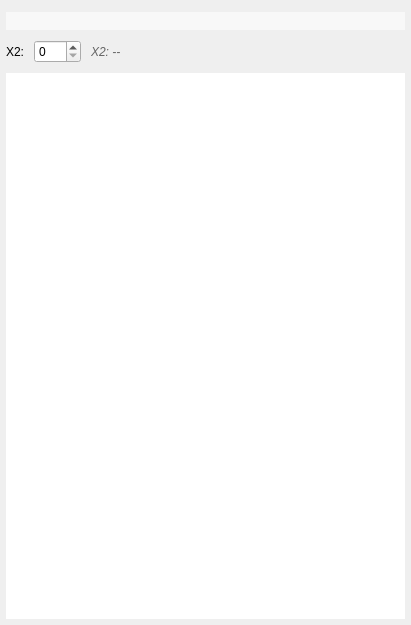
This is src/mdaviz/resources/mda_file_table_view.ui in BCDA-APS/mdaviz as Qt 5 draws it before an edit. The edited form follows.
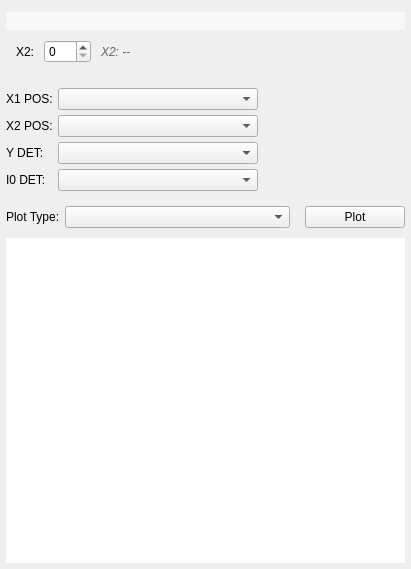
This is the edited form.

Commit message:
feat: Add Y DET selection controls to 2D mode UI
- Add yDetControls widget with form layout for 2D plotting
- Include X1 POS, X2 POS, Y DET, I0 DET comboboxes
- Add Plot Type selector and Plot button
- Use QFormLayout for clean, aligned interface
- Controls are hidden by default and will be shown in 2D mode

The new controls provide comprehensive 2D plotting configuration:
- Positioner selection for X1 and X2 axes
- Detector selection for Y data and I0 normalization
- Plot type selection (Heatmap/Contour)
- Manual plot triggering button

Patch:
```diff
--- a/src/mdaviz/resources/mda_file_table_view.ui
+++ b/src/mdaviz/resources/mda_file_table_view.ui
@@ -7,7 +7,7 @@
     <x>0</x>
     <y>0</y>
     <width>411</width>
-    <height>625</height>
+    <height>569</height>
    </rect>
   </property>
   <property name="windowTitle">
@@ -68,6 +68,22 @@
       <property name="bottomMargin">
        <number>5</number>
       </property>
+      <item>
+       <spacer name="horizontalSpacer_2">
+        <property name="orientation">
+         <enum>Qt::Horizontal</enum>
+        </property>
+        <property name="sizeType">
+         <enum>QSizePolicy::Fixed</enum>
+        </property>
+        <property name="sizeHint" stdset="0">
+         <size>
+          <width>10</width>
+          <height>20</height>
+         </size>
+        </property>
+       </spacer>
+      </item>
       <item>
        <widget class="QLabel" name="x2Label">
         <property name="text">
@@ -117,6 +133,218 @@
      </layout>
     </widget>
    </item>
+   <item>
+    <widget class="QWidget" name="yDetControls" native="true">
+     <property name="visible">
+      <bool>false</bool>
+     </property>
+     <layout class="QVBoxLayout" name="verticalLayout_2">
+      <property name="spacing">
+       <number>5</number>
+      </property>
+      <property name="leftMargin">
+       <number>0</number>
+      </property>
+      <property name="topMargin">
+       <number>5</number>
+      </property>
+      <property name="rightMargin">
+       <number>0</number>
+      </property>
+      <property name="bottomMargin">
+       <number>5</number>
+      </property>
+      <item>
+       <layout class="QFormLayout" name="formLayout">
+        <property name="topMargin">
+         <number>10</number>
+        </property>
+        <property name="bottomMargin">
+         <number>10</number>
+        </property>
+        <item row="0" column="0">
+         <widget class="QLabel" name="x1Label">
+          <property name="sizePolicy">
+           <sizepolicy hsizetype="Fixed" vsizetype="Preferred">
+            <horstretch>0</horstretch>
+            <verstretch>0</verstretch>
+           </sizepolicy>
+          </property>
+          <property name="text">
+           <string>X1 POS:</string>
+          </property>
+         </widget>
+        </item>
+        <item row="0" column="1">
+         <widget class="QComboBox" name="x1ComboBox">
+          <property name="sizePolicy">
+           <sizepolicy hsizetype="Fixed" vsizetype="Fixed">
+            <horstretch>0</horstretch>
+            <verstretch>0</verstretch>
+           </sizepolicy>
+          </property>
+          <property name="minimumSize">
+           <size>
+            <width>200</width>
+            <height>0</height>
+           </size>
+          </property>
+         </widget>
+        </item>
+        <item row="1" column="0">
+         <widget class="QLabel" name="x2Label">
+          <property name="sizePolicy">
+           <sizepolicy hsizetype="Fixed" vsizetype="Preferred">
+            <horstretch>0</horstretch>
+            <verstretch>0</verstretch>
+           </sizepolicy>
+          </property>
+          <property name="text">
+           <string>X2 POS:</string>
+          </property>
+         </widget>
+        </item>
+        <item row="1" column="1">
+         <widget class="QComboBox" name="x2ComboBox">
+          <property name="sizePolicy">
+           <sizepolicy hsizetype="Fixed" vsizetype="Fixed">
+            <horstretch>0</horstretch>
+            <verstretch>0</verstretch>
+           </sizepolicy>
+          </property>
+          <property name="minimumSize">
+           <size>
+            <width>200</width>
+            <height>0</height>
+           </size>
+          </property>
+         </widget>
+        </item>
+        <item row="2" column="0">
+         <widget class="QLabel" name="yDetLabel">
+          <property name="sizePolicy">
+           <sizepolicy hsizetype="Fixed" vsizetype="Preferred">
+            <horstretch>0</horstretch>
+            <verstretch>0</verstretch>
+           </sizepolicy>
+          </property>
+          <property name="text">
+           <string>Y DET:</string>
+          </property>
+         </widget>
+        </item>
+        <item row="2" column="1">
+         <widget class="QComboBox" name="yDetComboBox">
+          <property name="sizePolicy">
+           <sizepolicy hsizetype="Fixed" vsizetype="Fixed">
+            <horstretch>0</horstretch>
+            <verstretch>0</verstretch>
+           </sizepolicy>
+          </property>
+          <property name="minimumSize">
+           <size>
+            <width>200</width>
+            <height>0</height>
+           </size>
+          </property>
+         </widget>
+        </item>
+        <item row="3" column="0">
+         <widget class="QLabel" name="i0Label">
+          <property name="sizePolicy">
+           <sizepolicy hsizetype="Fixed" vsizetype="Preferred">
+            <horstretch>0</horstretch>
+            <verstretch>0</verstretch>
+           </sizepolicy>
+          </property>
+          <property name="text">
+           <string>I0 DET:</string>
+          </property>
+         </widget>
+        </item>
+        <item row="3" column="1">
+         <widget class="QComboBox" name="i0ComboBox">
+          <property name="sizePolicy">
+           <sizepolicy hsizetype="Fixed" vsizetype="Fixed">
+            <horstretch>0</horstretch>
+            <verstretch>0</verstretch>
+           </sizepolicy>
+          </property>
+          <property name="minimumSize">
+           <size>
+            <width>200</width>
+            <height>0</height>
+           </size>
+          </property>
+         </widget>
+        </item>
+       </layout>
+      </item>
+      <item>
+       <layout class="QHBoxLayout" name="plotControlsLayout">
+        <item>
+         <widget class="QLabel" name="plotTypeLabel">
+          <property name="sizePolicy">
+           <sizepolicy hsizetype="Fixed" vsizetype="Preferred">
+            <horstretch>0</horstretch>
+            <verstretch>0</verstretch>
+           </sizepolicy>
+          </property>
+          <property name="text">
+           <string>Plot Type:</string>
+          </property>
+         </widget>
+        </item>
+        <item>
+         <widget class="QComboBox" name="plotTypeComboBox">
+          <property name="minimumSize">
+           <size>
+            <width>100</width>
+            <height>0</height>
+           </size>
+          </property>
+         </widget>
+        </item>
+        <item>
+         <spacer name="horizontalSpacer_3">
+          <property name="orientation">
+           <enum>Qt::Horizontal</enum>
+          </property>
+          <property name="sizeType">
+           <enum>QSizePolicy::Fixed</enum>
+          </property>
+          <property name="sizeHint" stdset="0">
+           <size>
+            <width>10</width>
+            <height>20</height>
+           </size>
+          </property>
+         </spacer>
+        </item>
+        <item>
+         <widget class="QPushButton" name="plotButton">
+          <property name="sizePolicy">
+           <sizepolicy hsizetype="Fixed" vsizetype="Fixed">
+            <horstretch>0</horstretch>
+            <verstretch>0</verstretch>
+           </sizepolicy>
+          </property>
+          <property name="minimumSize">
+           <size>
+            <width>100</width>
+            <height>0</height>
+           </size>
+          </property>
+          <property name="text">
+           <string>Plot</string>
+          </property>
+         </widget>
+        </item>
+       </layout>
+      </item>
+     </layout>
+    </widget>
+   </item>
    <item>
     <widget class="QTableView" name="tableView">
      <property name="styleSheet">
```
Left out of the diff: 6 changed lines with no effect on the pictures.
